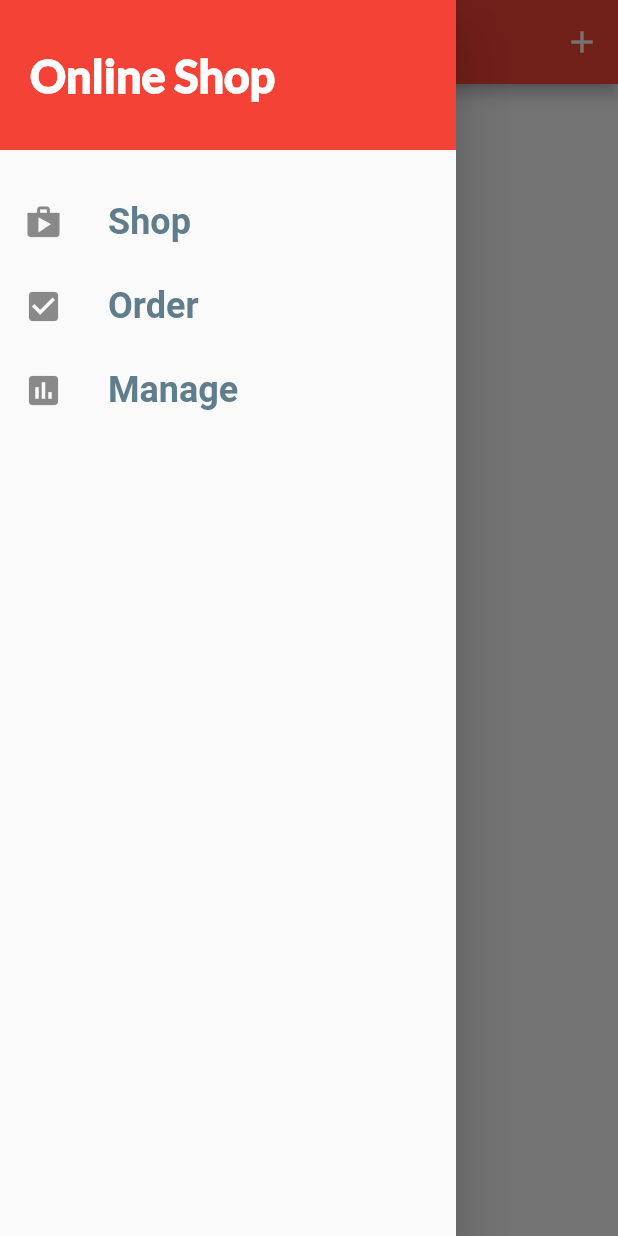
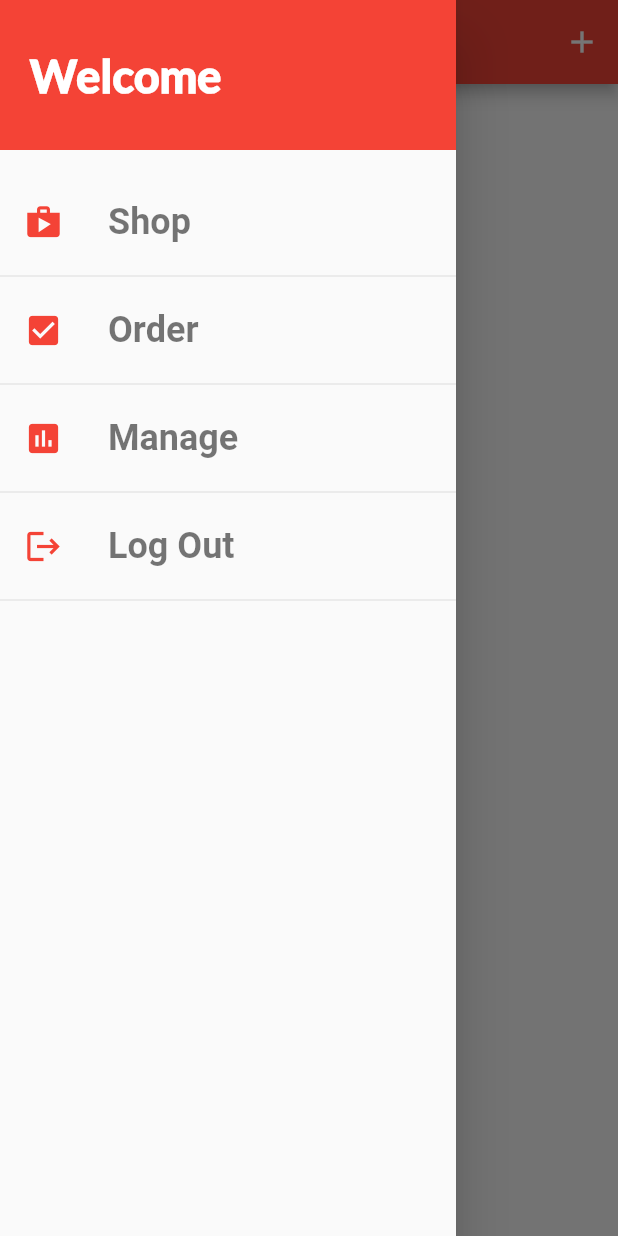
Before and after one commit to art1239/shop_app, a Flutter app: the UserProductScreen screen opened by its route, with the side drawer open, on a phone screen of 412 x 824 dp. Run offline on Flutter 3.47's test engine with Material 2 defaults, Android fonts, the phone set to English and light mode, and no system bars; network calls fail; Roboto replaces fonts that are missing (RobotoCondensed).

Commit message:
Adding a Logout functionality & attaching orders

```diff
--- a/lib/main.dart
+++ b/lib/main.dart
@@ -36,7 +36,7 @@ class MyApp extends StatelessWidget {
         ChangeNotifierProxyProvider<Auth, Orders>(
           create: (ctx) => Orders(),
           update: (context, auth, previousOrders) =>
-              previousOrders..update(auth.token),
+              previousOrders..update(auth.token, auth.userId),
         ),
       ],
       child: Consumer<Auth>(
--- a/lib/screens/UserManagingProducts_screen.dart
+++ b/lib/screens/UserManagingProducts_screen.dart
@@ -8,13 +8,14 @@ import 'package:shop_app/widgets/manageProductItem.dart';
 class UserProductScreen extends StatelessWidget {
   static const path = '/manageProducts';
   Future<void> _refreshPage(BuildContext context) async {
-    await Provider.of<Products>(context).getProducts();
+    print('refreshi');
+    await Provider.of<Products>(context, listen: false).getProducts(true);
   }
 
   @override
   Widget build(BuildContext context) {
-    final products = Provider.of<Products>(context).items;
-    print('prindi ktu');
+    // final products = Provider.of<Products>(context).items;
+
     return Scaffold(
       appBar: AppBar(
         title: Text('Your Products'),
@@ -29,7 +30,17 @@ class UserProductScreen extends StatelessWidget {
         ],
       ),
       drawer: MainDrawer(),
-      body: RefreshIndicator(
+      body: FutureBuilder(
+        future: _refreshPage(context),
+        builder: (BuildContext context, AsyncSnapshot<dynamic> snapshot) =>
+            snapshot.connectionState == ConnectionState.waiting
+                ? Center(
+                    child: CircularProgressIndicator(
+                    backgroundColor: Colors.red,
+                  ))
+                : Consumer<Products>(
+                    builder: (context, products, child) {
+                      return RefreshIndicator(
                         onRefresh: () => _refreshPage(context),
                         child: Padding(
                           padding: EdgeInsets.all(10),
@@ -37,13 +48,18 @@ class UserProductScreen extends StatelessWidget {
                               itemBuilder: (context, i) {
                                 return Column(
                                   children: [
-                    ManageProductItem(products[i].id, products[i].title,
-                        products[i].imageUrl),
+                                    ManageProductItem(
+                                        products.items[i].id,
+                                        products.items[i].title,
+                                        products.items[i].imageUrl),
                                     Divider()
                                   ],
                                 );
                               },
-              itemCount: products.length),
+                              itemCount: products.items.length),
+                        ),
+                      );
+                    },
                   ),
       ),
     );
--- a/lib/widgets/mainDrawer.dart
+++ b/lib/widgets/mainDrawer.dart
@@ -1,4 +1,6 @@
 import 'package:flutter/material.dart';
+import 'package:provider/provider.dart';
+import 'package:shop_app/providers/auth.dart';
 import 'package:shop_app/screens/OrdersScreen.dart';
 import 'package:shop_app/screens/UserManagingProducts_screen.dart';
 
@@ -15,7 +17,7 @@ class MainDrawer extends StatelessWidget {
             alignment: Alignment.centerLeft,
             color: Theme.of(context).primaryColor,
             child: Text(
-              'Online Shop',
+              'Welcome ',
               style: TextStyle(
                 fontWeight: FontWeight.w900,
                 fontSize: 30,
@@ -33,6 +35,7 @@ class MainDrawer extends StatelessWidget {
               Navigator.of(context).pushReplacementNamed('/');
             },
           ),
+          Divider(),
           MenuItem(
             title: 'Order',
             icon: Icons.check_box,
@@ -40,6 +43,7 @@ class MainDrawer extends StatelessWidget {
               Navigator.of(context).pushReplacementNamed(OrderScreen.path);
             },
           ),
+          Divider(),
           MenuItem(
             title: 'Manage',
             icon: Icons.insert_chart,
@@ -48,6 +52,16 @@ class MainDrawer extends StatelessWidget {
                   .pushReplacementNamed(UserProductScreen.path);
             },
           ),
+          Divider(),
+          MenuItem(
+            title: 'Log Out',
+            icon: Icons.logout,
+            selectLink: () {
+              Navigator.of(context).pop();
+              Provider.of<Auth>(context, listen: false).logOut();
+            },
+          ),
+          Divider(),
         ],
       ),
     );
@@ -70,6 +84,7 @@ class MenuItem extends StatelessWidget {
       leading: Icon(
         icon,
         size: 26,
+        color: Colors.red,
       ),
       title: Text(
         title,
@@ -77,7 +92,7 @@ class MenuItem extends StatelessWidget {
           fontFamily: 'RobotoCondensed',
           fontSize: 24,
           fontWeight: FontWeight.bold,
-          color: Colors.blueGrey,
+          color: Colors.black54,
         ),
       ),
       onTap: selectLink,
--- a/lib/widgets/totalBar.dart
+++ b/lib/widgets/totalBar.dart
@@ -23,7 +23,7 @@ class _TotalBarState extends State<TotalBar> {
         child: Row(
           children: [
             Text(
-              !isLoading ? 'Total' : 'Fuck',
+              'Total',
               style: TextStyle(
                 fontSize: 20,
               ),
```
Also changed, not shown: lib/providers/Order.dart (+5 -3 lines), lib/providers/auth.dart (+21 -0 lines), lib/providers/products.dart (+8 -4 lines), lib/widgets/userForm.dart (+6 -8 lines). Lines whose indentation alone changed are shown as unchanged.
